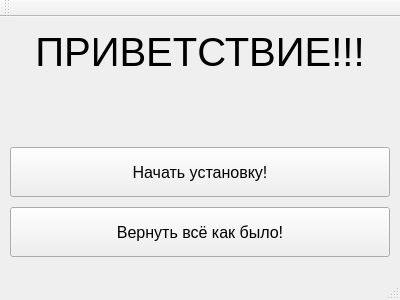
Old version of the form src/mainwindow.ui in the repository marcelo-tavares-ifsp/mst.
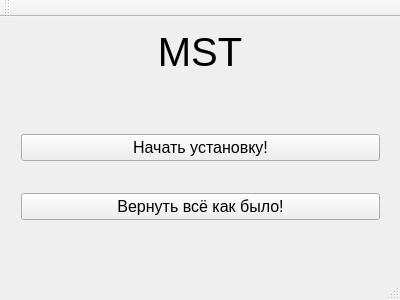
New version of the form. The open tabs and pages were chosen to show the change.

Commit message:
mainwindow: Allow to stop MST
* src/mainwindow.cpp, src/mainwindow.h, src/mainwindow.ui: Allow to
  stop MST from the GUI application.

The edit to the form file:
```diff
--- a/src/mainwindow.ui
+++ b/src/mainwindow.ui
@@ -54,21 +54,24 @@
        </font>
       </property>
       <property name="text">
-       <string>ПРИВЕТСТВИЕ!!!</string>
+       <string>MST</string>
       </property>
       <property name="alignment">
        <set>Qt::AlignCenter</set>
       </property>
      </widget>
+     <widget class="QWidget" name="gridLayoutWidget_2">
+      <property name="geometry">
+       <rect>
+        <x>10</x>
+        <y>80</y>
+        <width>381</width>
+        <height>161</height>
+       </rect>
+      </property>
+      <layout class="QGridLayout" name="gridLayout_1">
+       <item row="0" column="0">
      <widget class="QPushButton" name="btn_next_1">
-      <property name="geometry">
-       <rect>
-        <x>10</x>
-        <y>130</y>
-        <width>380</width>
-        <height>50</height>
-       </rect>
-      </property>
       <property name="font">
        <font>
         <pointsize>12</pointsize>
@@ -78,15 +81,9 @@
        <string>Начать установку!</string>
       </property>
      </widget>
+       </item>
+       <item row="1" column="0">
      <widget class="QPushButton" name="btn_next_4">
-      <property name="geometry">
-       <rect>
-        <x>10</x>
-        <y>190</y>
-        <width>380</width>
-        <height>50</height>
-       </rect>
-      </property>
       <property name="font">
        <font>
         <pointsize>12</pointsize>
@@ -95,6 +92,9 @@
       <property name="text">
        <string>Вернуть всё как было!</string>
       </property>
+        </widget>
+       </item>
+      </layout>
      </widget>
     </widget>
     <widget class="QWidget" name="page_interface">
```
Left out of the diff: 2 changed lines with no effect on the pictures. Lines whose indentation alone changed are shown as unchanged. The commit also changes 2 other files.
